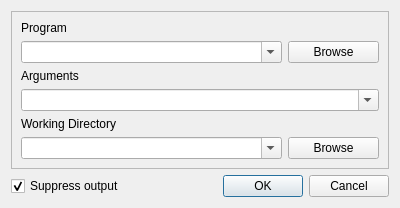
The window that ComBombGui/runprocessdialog.ui (cdesjardins/ComBomb) describes before a commit, drawn with Qt 5.
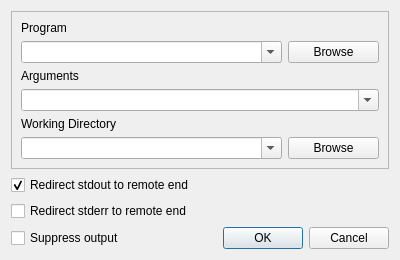
The same window after the commit. Custom widgets are drawn as their Qt base class.

Commit message: Redo the stderr redirection stuff

```diff
--- a/ComBombGui/runprocessdialog.ui
+++ b/ComBombGui/runprocessdialog.ui
@@ -7,7 +7,7 @@
     <x>0</x>
     <y>0</y>
     <width>400</width>
-    <height>202</height>
+    <height>248</height>
    </rect>
   </property>
   <property name="windowTitle">
@@ -97,7 +97,27 @@
      </layout>
     </widget>
    </item>
-   <item row="2" column="1">
+   <item row="2" column="0">
+    <widget class="QCheckBox" name="stdoutCheckBox">
+     <property name="text">
+      <string>Redirect stdout to remote end</string>
+     </property>
+     <property name="checked">
+      <bool>true</bool>
+     </property>
+    </widget>
+   </item>
+   <item row="4" column="0">
+    <widget class="QCheckBox" name="suppressOutputCheckBox">
+     <property name="text">
+      <string>Suppress output</string>
+     </property>
+     <property name="checked">
+      <bool>false</bool>
+     </property>
+    </widget>
+   </item>
+   <item row="4" column="1">
     <widget class="QDialogButtonBox" name="buttonBox">
      <property name="orientation">
       <enum>Qt::Horizontal</enum>
@@ -107,13 +127,10 @@
      </property>
     </widget>
    </item>
-   <item row="2" column="0">
-    <widget class="QCheckBox" name="suppressOutputCheckBox">
+   <item row="3" column="0">
+    <widget class="QCheckBox" name="stderrCheckBox">
      <property name="text">
-      <string>Suppress output</string>
-     </property>
-     <property name="checked">
-      <bool>true</bool>
+      <string>Redirect stderr to remote end</string>
      </property>
     </widget>
    </item>
```
Left out of the diff: 6 changed lines with no effect on the pictures. The commit also changes 16 other files.
